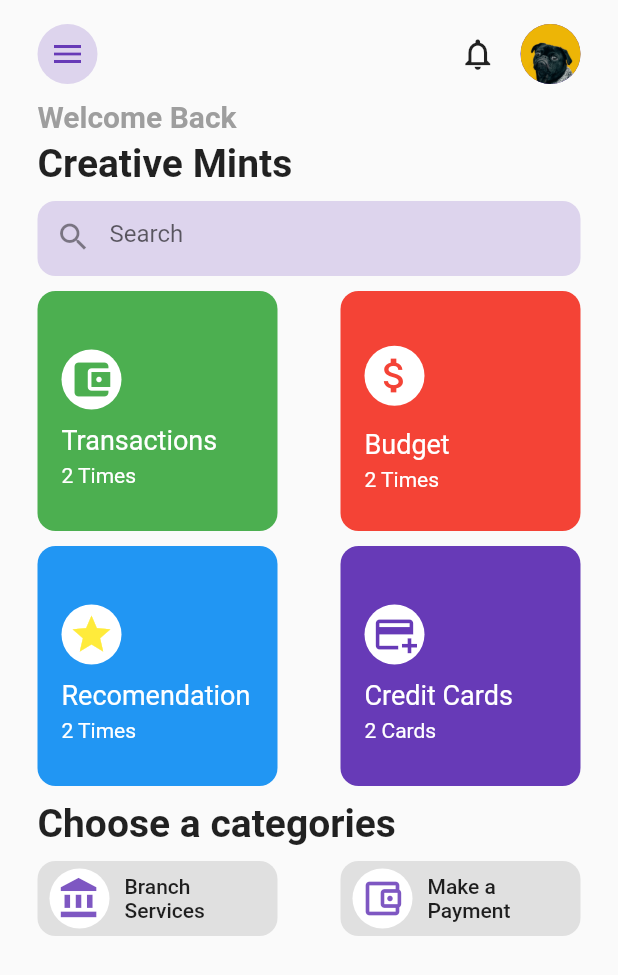
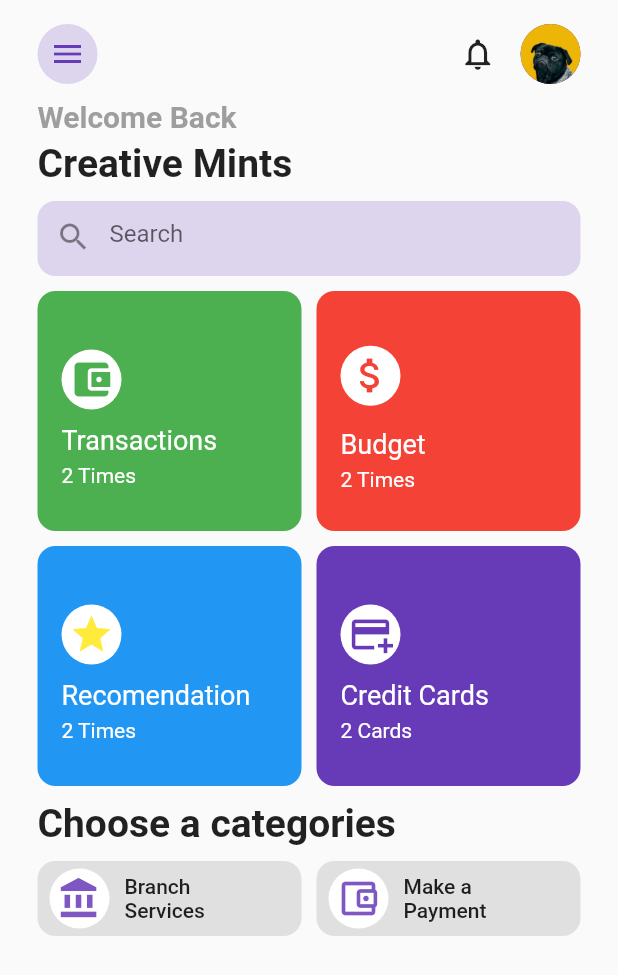
Before and after one commit to M-Bilal-Afridi/ui-challenge, a Flutter app: the screen it shows after launch, on a phone screen of 412 x 824 dp. Shown: the top 975 px of the screen. Run offline on Flutter 3.47's test engine with Material 2 defaults, Android fonts, the light colour scheme and no system bars.

Commit message:
responsive

```diff
--- a/lib/pages/home_page.dart
+++ b/lib/pages/home_page.dart
@@ -10,6 +10,7 @@ class HomePage extends StatelessWidget {
         body: Padding(
           padding: const EdgeInsets.symmetric(horizontal: 25.0, vertical: 16.0),
           child: SingleChildScrollView(
+            physics: BouncingScrollPhysics(),
             child: Column(
               crossAxisAlignment: CrossAxisAlignment.start,
               children: [
@@ -83,7 +84,8 @@ class HomePage extends StatelessWidget {
                 Row(
                   mainAxisAlignment: MainAxisAlignment.spaceBetween,
                   children: [
-                    Container(
+                    Expanded(
+                      child: Container(
                         height: 160,
                         width: 160,
                         decoration: BoxDecoration(
@@ -125,7 +127,10 @@ class HomePage extends StatelessWidget {
                           ),
                         ),
                       ),
-                    Container(
+                    ),
+                    const SizedBox(width: 10),
+                    Expanded(
+                      child: Container(
                         height: 160,
                         width: 160,
                         decoration: BoxDecoration(
@@ -167,6 +172,7 @@ class HomePage extends StatelessWidget {
                           ),
                         ),
                       ),
+                    ),
                   ],
                 ),
                 const SizedBox(height: 10),
@@ -175,7 +181,8 @@ class HomePage extends StatelessWidget {
                 Row(
                   mainAxisAlignment: MainAxisAlignment.spaceBetween,
                   children: [
-                    Container(
+                    Expanded(
+                      child: Container(
                         height: 160,
                         width: 160,
                         decoration: BoxDecoration(
@@ -217,7 +224,10 @@ class HomePage extends StatelessWidget {
                           ),
                         ),
                       ),
-                    Container(
+                    ),
+                    const SizedBox(width: 10),
+                    Expanded(
+                      child: Container(
                         height: 160,
                         width: 160,
                         decoration: BoxDecoration(
@@ -259,6 +269,7 @@ class HomePage extends StatelessWidget {
                           ),
                         ),
                       ),
+                    ),
                   ],
                 ),
                 const SizedBox(height: 10),
@@ -275,7 +286,8 @@ class HomePage extends StatelessWidget {
                 Row(
                   mainAxisAlignment: MainAxisAlignment.spaceBetween,
                   children: [
-                    Container(
+                    Expanded(
+                      child: Container(
                         height: 50,
                         width: 160,
                         decoration: BoxDecoration(
@@ -308,7 +320,10 @@ class HomePage extends StatelessWidget {
                           ),
                         ),
                       ),
-                    Container(
+                    ),
+                    const SizedBox(width: 10),
+                    Expanded(
+                      child: Container(
                         height: 50,
                         width: 160,
                         decoration: BoxDecoration(
@@ -341,6 +356,7 @@ class HomePage extends StatelessWidget {
                           ),
                         ),
                       ),
+                    ),
                   ],
                 ),
               ],
```
Lines whose indentation alone changed are shown as unchanged.
